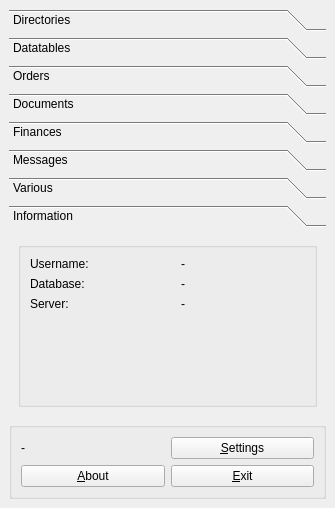
BackupTheBerlios/first4-svn, file trunk/ui/mainfrm.ui: the form before one commit.
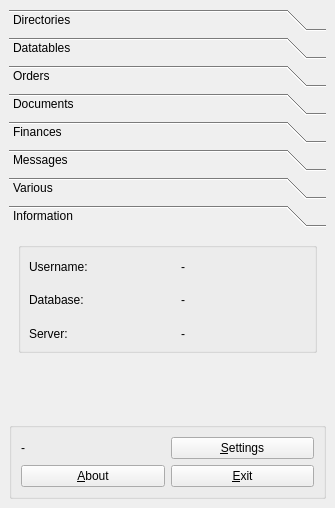
The form after the commit. Icons and pictures are not drawn.

Diff of the .ui file:
```diff
--- a/trunk/ui/mainfrm.ui
+++ b/trunk/ui/mainfrm.ui
@@ -689,84 +689,97 @@
        <attribute name="icon" >
         <iconset resource="first.qrc" >:/images/images/xmag.png</iconset>
        </attribute>
-       <layout class="QGridLayout" >
-        <property name="margin" >
-         <number>9</number>
-        </property>
-        <property name="spacing" >
-         <number>6</number>
-        </property>
-        <item row="0" column="0" >
          <widget class="QGroupBox" name="groupBox_2" >
+        <property name="geometry" >
+         <rect>
+          <x>9</x>
+          <y>9</y>
+          <width>299</width>
+          <height>111</height>
+         </rect>
+        </property>
           <property name="title" >
            <string/>
           </property>
-          <layout class="QGridLayout" >
-           <property name="margin" >
-            <number>9</number>
-           </property>
-           <property name="spacing" >
-            <number>6</number>
-           </property>
-           <item row="0" column="0" >
             <widget class="QLabel" name="label" >
+         <property name="geometry" >
+          <rect>
+           <x>11</x>
+           <y>11</y>
+           <width>126</width>
+           <height>27</height>
+          </rect>
+         </property>
              <property name="text" >
               <string>Username:</string>
              </property>
             </widget>
-           </item>
-           <item row="0" column="2" >
             <widget class="QLabel" name="lbluser" >
+         <property name="geometry" >
+          <rect>
+           <x>163</x>
+           <y>11</y>
+           <width>125</width>
+           <height>27</height>
+          </rect>
+         </property>
              <property name="text" >
               <string>-</string>
              </property>
             </widget>
-           </item>
-           <item row="1" column="0" >
             <widget class="QLabel" name="label_2" >
+         <property name="geometry" >
+          <rect>
+           <x>11</x>
+           <y>44</y>
+           <width>126</width>
+           <height>28</height>
+          </rect>
+         </property>
              <property name="text" >
               <string>Database:</string>
              </property>
             </widget>
-           </item>
-           <item row="1" column="2" >
             <widget class="QLabel" name="lbldb" >
+         <property name="geometry" >
+          <rect>
+           <x>163</x>
+           <y>44</y>
+           <width>125</width>
+           <height>28</height>
+          </rect>
+         </property>
              <property name="text" >
               <string>-</string>
              </property>
             </widget>
-           </item>
-           <item row="2" column="0" >
+        <widget class="QLabel" name="lblserver" >
+         <property name="geometry" >
+          <rect>
+           <x>163</x>
+           <y>78</y>
+           <width>125</width>
+           <height>27</height>
+          </rect>
+         </property>
+         <property name="text" >
+          <string>-</string>
+         </property>
+        </widget>
             <widget class="QLabel" name="label_3" >
+         <property name="geometry" >
+          <rect>
+           <x>11</x>
+           <y>78</y>
+           <width>126</width>
+           <height>27</height>
+          </rect>
+         </property>
              <property name="text" >
               <string>Server:</string>
              </property>
             </widget>
-           </item>
-           <item row="2" column="2" >
-            <widget class="QLabel" name="lblserver" >
-             <property name="text" >
-              <string>-</string>
-             </property>
-            </widget>
-           </item>
-           <item row="3" column="1" >
-            <spacer>
-             <property name="orientation" >
-              <enum>Qt::Vertical</enum>
-             </property>
-             <property name="sizeHint" >
-              <size>
-               <width>20</width>
-               <height>40</height>
-              </size>
-             </property>
-            </spacer>
-           </item>
-          </layout>
-         </widget>
-        </item>
-       </layout>
+       </widget>
       </widget>
      </widget>
     </item>
```
Left out of the diff: 16 changed lines with no effect on the pictures. Lines whose indentation alone changed are shown as unchanged.
